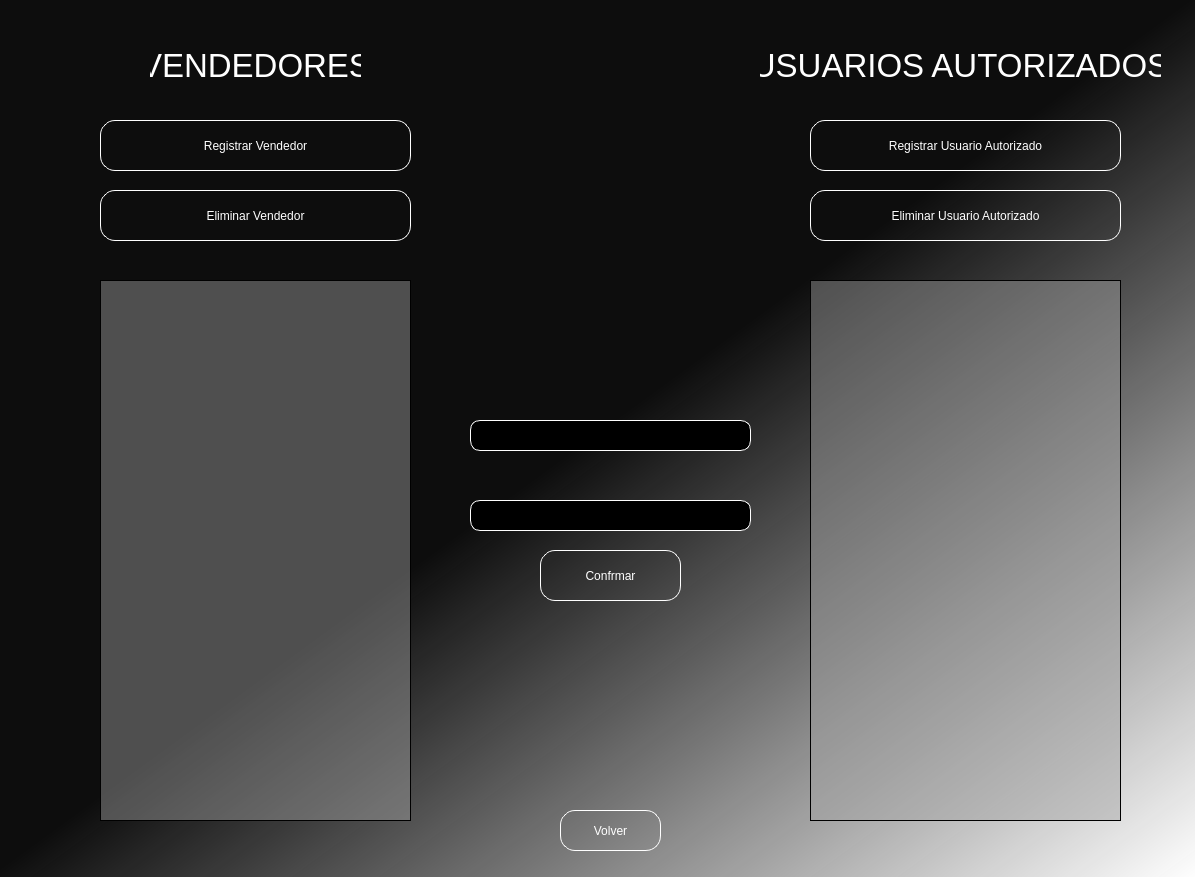
Above: ventanas/usuarios.ui from LautaroRomero21/Proyecto-CRUD-para-empresa-chica before the change. Below: the same form after it.
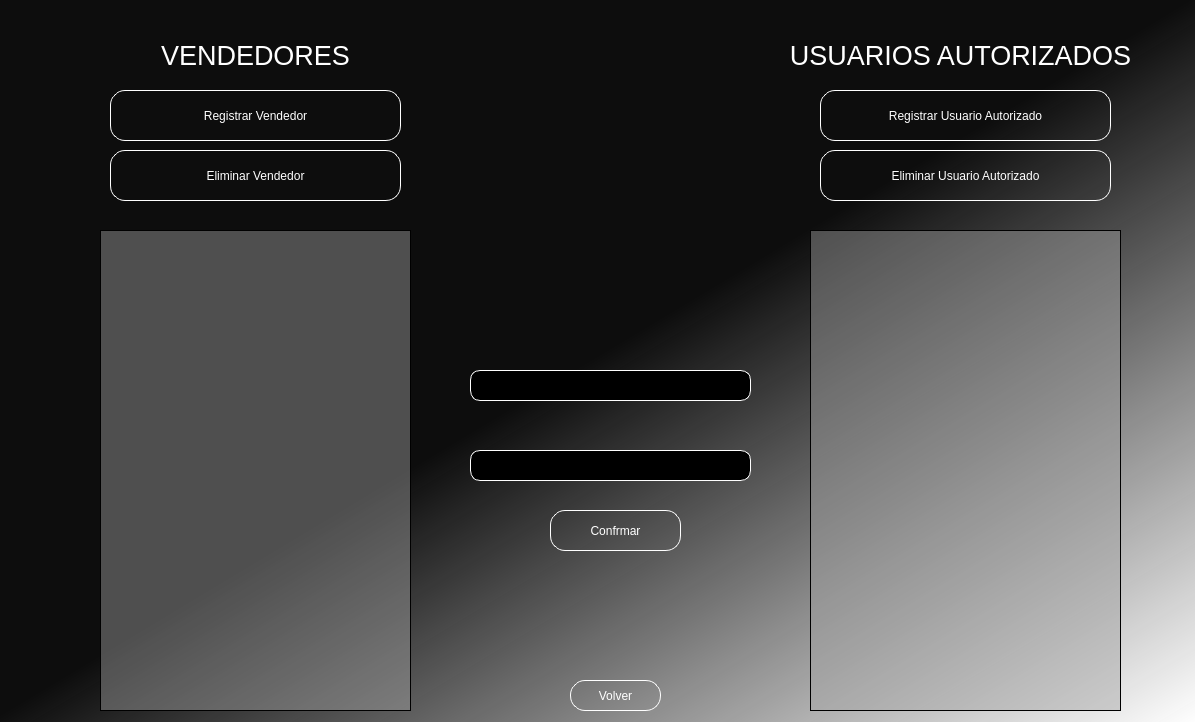
That is the form after the change. Icons and pictures are not drawn.

What changed in the file:
```diff
--- a/ventanas/usuarios.ui
+++ b/ventanas/usuarios.ui
@@ -7,19 +7,19 @@
     <x>0</x>
     <y>0</y>
     <width>1195</width>
-    <height>877</height>
+    <height>722</height>
    </rect>
   </property>
   <property name="minimumSize">
    <size>
     <width>1195</width>
-    <height>877</height>
+    <height>722</height>
    </size>
   </property>
   <property name="maximumSize">
    <size>
     <width>1195</width>
-    <height>877</height>
+    <height>722</height>
    </size>
   </property>
   <property name="windowTitle">
@@ -34,19 +34,19 @@
      <x>0</x>
      <y>0</y>
      <width>1195</width>
-     <height>877</height>
+     <height>722</height>
     </rect>
    </property>
    <property name="minimumSize">
     <size>
      <width>1195</width>
-     <height>877</height>
+     <height>722</height>
     </size>
    </property>
    <property name="maximumSize">
     <size>
      <width>1195</width>
-     <height>877</height>
+     <height>722</height>
     </size>
    </property>
    <property name="styleSheet">
@@ -107,7 +107,7 @@
     <property name="geometry">
      <rect>
       <x>70</x>
-      <y>240</y>
+      <y>200</y>
       <width>361</width>
       <height>31</height>
      </rect>
@@ -138,7 +138,7 @@
     <property name="geometry">
      <rect>
       <x>780</x>
-      <y>240</y>
+      <y>200</y>
       <width>361</width>
       <height>31</height>
      </rect>
@@ -169,7 +169,7 @@
     <property name="geometry">
      <rect>
       <x>430</x>
-      <y>380</y>
+      <y>330</y>
       <width>371</width>
       <height>31</height>
      </rect>
@@ -196,30 +196,11 @@
      <set>Qt::AlignCenter</set>
     </property>
    </widget>
-   <widget class="QPushButton" name="boton_volver">
-    <property name="geometry">
-     <rect>
-      <x>560</x>
-      <y>810</y>
-      <width>101</width>
-      <height>41</height>
-     </rect>
-    </property>
-    <property name="cursor">
-     <cursorShape>PointingHandCursor</cursorShape>
-    </property>
-    <property name="styleSheet">
-     <string notr="true"/>
-    </property>
-    <property name="text">
-     <string>Volver</string>
-    </property>
-   </widget>
    <widget class="QLineEdit" name="nuevo_usuario">
     <property name="geometry">
      <rect>
       <x>470</x>
-      <y>420</y>
+      <y>370</y>
       <width>281</width>
       <height>31</height>
      </rect>
@@ -242,9 +223,9 @@
    <widget class="QPushButton" name="boton_registrar_usuario_autorizado">
     <property name="geometry">
      <rect>
-      <x>810</x>
-      <y>120</y>
-      <width>311</width>
+      <x>820</x>
+      <y>90</y>
+      <width>291</width>
       <height>51</height>
      </rect>
     </property>
@@ -261,8 +242,8 @@
    <widget class="QLabel" name="producto_no_encontrado">
     <property name="geometry">
      <rect>
-      <x>830</x>
-      <y>260</y>
+      <x>860</x>
+      <y>240</y>
       <width>231</width>
       <height>31</height>
      </rect>
@@ -280,7 +261,7 @@
     <property name="geometry">
      <rect>
       <x>420</x>
-      <y>460</y>
+      <y>410</y>
       <width>381</width>
       <height>31</height>
      </rect>
@@ -308,7 +289,7 @@
     <property name="geometry">
      <rect>
       <x>470</x>
-      <y>500</y>
+      <y>450</y>
       <width>281</width>
       <height>31</height>
      </rect>
@@ -332,7 +313,7 @@
     <property name="geometry">
      <rect>
       <x>150</x>
-      <y>50</y>
+      <y>40</y>
       <width>211</width>
       <height>31</height>
      </rect>
@@ -340,7 +321,7 @@
     <property name="font">
      <font>
       <family>MS Shell Dlg 2</family>
-      <pointsize>25</pointsize>
+      <pointsize>20</pointsize>
       <weight>50</weight>
       <italic>false</italic>
       <bold>false</bold>
@@ -364,9 +345,9 @@
    <widget class="QPushButton" name="boton_registrar_vendedor">
     <property name="geometry">
      <rect>
-      <x>100</x>
-      <y>120</y>
-      <width>311</width>
+      <x>110</x>
+      <y>90</y>
+      <width>291</width>
       <height>51</height>
      </rect>
     </property>
@@ -384,9 +365,9 @@
     <property name="geometry">
      <rect>
       <x>100</x>
-      <y>280</y>
+      <y>230</y>
       <width>311</width>
-      <height>541</height>
+      <height>481</height>
      </rect>
     </property>
     <property name="font">
@@ -401,9 +382,9 @@
    <widget class="QPushButton" name="boton_eliminar_vendedor">
     <property name="geometry">
      <rect>
-      <x>100</x>
-      <y>190</y>
-      <width>311</width>
+      <x>110</x>
+      <y>150</y>
+      <width>291</width>
       <height>51</height>
      </rect>
     </property>
@@ -421,7 +402,7 @@
     <property name="geometry">
      <rect>
       <x>760</x>
-      <y>50</y>
+      <y>40</y>
       <width>401</width>
       <height>31</height>
      </rect>
@@ -429,7 +410,7 @@
     <property name="font">
      <font>
       <family>MS Shell Dlg 2</family>
-      <pointsize>25</pointsize>
+      <pointsize>20</pointsize>
       <weight>50</weight>
       <italic>false</italic>
       <bold>false</bold>
@@ -454,9 +435,9 @@
     <property name="geometry">
      <rect>
       <x>810</x>
-      <y>280</y>
+      <y>230</y>
       <width>311</width>
-      <height>541</height>
+      <height>481</height>
      </rect>
     </property>
     <property name="font">
@@ -477,9 +458,9 @@
    <widget class="QPushButton" name="boton_eliminar_usuario_autorizado">
     <property name="geometry">
      <rect>
-      <x>810</x>
-      <y>190</y>
-      <width>311</width>
+      <x>820</x>
+      <y>150</y>
+      <width>291</width>
       <height>51</height>
      </rect>
     </property>
@@ -496,10 +477,10 @@
    <widget class="QPushButton" name="boton_confirmar_registro">
     <property name="geometry">
      <rect>
-      <x>540</x>
-      <y>550</y>
-      <width>141</width>
-      <height>51</height>
+      <x>550</x>
+      <y>510</y>
+      <width>131</width>
+      <height>41</height>
      </rect>
     </property>
     <property name="cursor">
@@ -512,6 +493,26 @@
      <string>Confrmar</string>
     </property>
    </widget>
+   <widget class="QPushButton" name="boton_volver">
+    <property name="geometry">
+     <rect>
+      <x>570</x>
+      <y>680</y>
+      <width>91</width>
+      <height>31</height>
+     </rect>
+    </property>
+    <property name="cursor">
+     <cursorShape>PointingHandCursor</cursorShape>
+    </property>
+    <property name="styleSheet">
+     <string notr="true">
+font: 57 11pt &quot;Yu Gothic Medium&quot;;</string>
+    </property>
+    <property name="text">
+     <string>Volver</string>
+    </property>
+   </widget>
   </widget>
  </widget>
  <resources>
```
Left out of the diff: 4 changed lines with no effect on the pictures.
